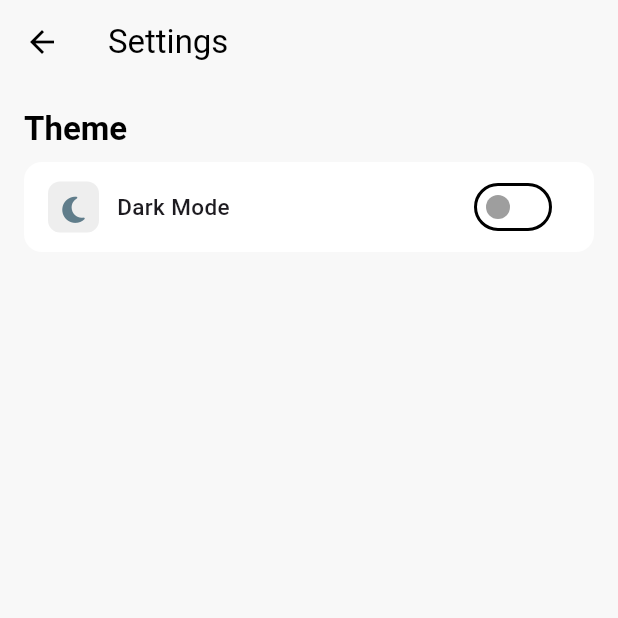
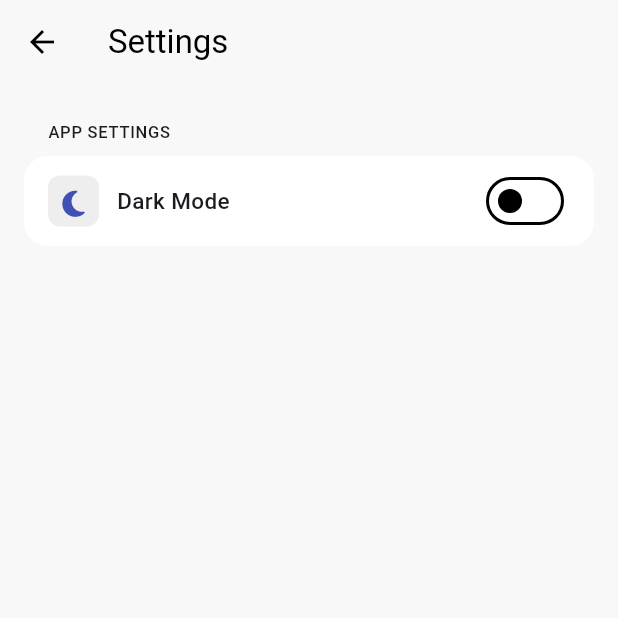
Before and after one commit to UNI-App-ariel/Barberly, a Flutter app: the SettingsPage screen opened directly, on a phone screen of 412 x 824 dp, the top half of it. Run offline on Flutter 3.47's test engine with Material 3 defaults, Android fonts, the light colour scheme and no system bars; our stand-ins replace cached_network_image, cloud_firestore, firebase_auth, firebase_core, firebase_storage, flutter_bloc and 9 more; missing offline and left inert: flutter_facebook_auth, svg_flutter; accounts and stored records are empty.

Commit message:
UI touchups

```diff
--- a/lib/core/common/widgets/settings_list_container.dart
+++ b/lib/core/common/widgets/settings_list_container.dart
@@ -3,16 +3,37 @@ import 'package:flutter/material.dart';
 class SettingsListContainer extends StatelessWidget {
   final List<Widget> tiles;
   final double dividerIndent;
+  final String? header;
+  final String? footer;
 
   const SettingsListContainer({
     super.key,
     required this.tiles,
     this.dividerIndent = 16.0, // Default divider indent
+    this.header,
+    this.footer,
   });
 
   @override
   Widget build(BuildContext context) {
-    return Container(
+    return Column(
+      children: [
+        // header
+        if (header != null)
+          Padding(
+            padding: const EdgeInsets.symmetric(horizontal: 16, vertical: 8),
+            child: Row(
+              children: [
+                Text(
+                  header!,
+                  style: Theme.of(context).textTheme.labelSmall,
+                ),
+              ],
+            ),
+          ),
+
+        // list
+        Container(
           width: double.infinity,
           decoration: BoxDecoration(
             color: Theme.of(context).colorScheme.surface,
@@ -21,6 +42,8 @@ class SettingsListContainer extends StatelessWidget {
           child: Column(
             children: _buildTileList(context),
           ),
+        ),
+      ],
     );
   }
 
--- a/lib/features/profile/presentation/pages/profile_page.dart
+++ b/lib/features/profile/presentation/pages/profile_page.dart
@@ -4,7 +4,6 @@ import 'package:flutter/material.dart';
 import 'package:flutter_bloc/flutter_bloc.dart';
 import 'package:font_awesome_flutter/font_awesome_flutter.dart';
 import 'package:uni_app/core/common/statemangment/bloc/app_user/app_user_bloc.dart';
-import 'package:uni_app/core/common/statemangment/cubit/theme_cubit.dart';
 import 'package:uni_app/core/common/widgets/my_button.dart';
 import 'package:uni_app/core/common/widgets/my_list_tile.dart';
 import 'package:uni_app/core/common/widgets/settings_list_container.dart';
--- a/lib/features/profile/presentation/pages/settings_page.dart
+++ b/lib/features/profile/presentation/pages/settings_page.dart
@@ -3,8 +3,7 @@ import 'package:flutter_bloc/flutter_bloc.dart';
 import 'package:font_awesome_flutter/font_awesome_flutter.dart';
 import 'package:uni_app/core/common/statemangment/cubit/theme_cubit.dart';
 import 'package:uni_app/core/common/widgets/my_list_tile.dart';
-import 'package:uni_app/features/auth/domain/entities/user.dart';
-import 'package:uni_app/features/auth/presentation/bloc/auth/auth_bloc.dart';
+import 'package:uni_app/core/common/widgets/settings_list_container.dart';
 
 class SettingsPage extends StatefulWidget {
   const SettingsPage({super.key});
@@ -14,16 +13,6 @@ class SettingsPage extends StatefulWidget {
 }
 
 class _SettingsPageState extends State<SettingsPage> {
-  MyUser? _user;
-
-  @override
-  void initState() {
-    super.initState();
-
-    // get uesr
-    _user = context.read<AuthBloc>().currentUser;
-  }
-
   @override
   Widget build(BuildContext context) {
     return Scaffold(
@@ -35,95 +24,31 @@ class _SettingsPageState extends State<SettingsPage> {
   }
 
   Widget _buildBody() {
-    if (_user != null) {
-      if (_user!.role == 'customer') {
-        return _buildCustomerSettings();
-      } else if (_user!.role == 'owner') {
-        return _buildOwnerSettings();
-      } else if (_user!.role == 'admin') {
-        return _buildAdminSettings();
-      }
-    }
-    return const Center(
-      child: Text(''),
-    );
-  }
-
-  Widget _buildCustomerSettings() {
-    return Column(
-      children: [
-        // const Center(child: Text('Customer settings')),
-        _buildThemeSection(),
-      ],
-    );
-  }
-
-  Widget _buildOwnerSettings() {
-    return Column(
-      children: [
-        // const Center(child: Text('Owner settings')),
-        _buildThemeSection(),
-      ],
-    );
-  }
-
-  Widget _buildAdminSettings() {
-    return Column(
-      children: [
-        const Center(child: Text('Admin settings')),
-        _buildThemeSection(),
-      ],
-    );
-  }
-
-  Widget _buildThemeSection() {
-    return Column(
-      crossAxisAlignment: CrossAxisAlignment.start,
-      children: [
-        // Section Header (Outside the Card)
-        Padding(
-          padding: const EdgeInsets.fromLTRB(16, 16, 16, 8),
-          child: Text(
-            'Theme',
-            style: Theme.of(context).textTheme.titleLarge?.copyWith(
-                  fontWeight: FontWeight.bold,
-                  color: Theme.of(context).colorScheme.onBackground,
+    return Padding(
+      padding: const EdgeInsets.all(16),
+      child: Column(
+        children: [
+          SettingsListContainer(
+            header: 'APP SETTINGS',
+            tiles: [
+              MySettingsTile(
+                title: 'Dark Mode',
+                leading: const Icon(
+                  FontAwesomeIcons.solidMoon,
+                  size: 20,
+                  color: Colors.indigo,
                 ),
+                trailing: Switch.adaptive(
+                  value: context.watch<ThemeCubit>().state == ThemeMode.dark,
+                  onChanged: (value) {
+                    context.read<ThemeCubit>().toggleTheme();
+                  },
+                  activeColor: Theme.of(context).colorScheme.primary,
+                ),
+              ),
+            ],
           ),
-        ),
-
-        // Grey Card for the Toggle Button
-        Card(
-          margin: const EdgeInsets.symmetric(horizontal: 16),
-          color: Theme.of(context).colorScheme.surface,
-          elevation: 0, // No shadow for a flat design
-          shape: RoundedRectangleBorder(
-            borderRadius: BorderRadius.circular(12), // Rounded corners
-          ),
-          child: _buildDarkModeToggle(),
-        ),
-      ],
-    );
-  }
-
-  Widget _buildDarkModeToggle() {
-    return MySettingsTile(
-      title: 'Dark Mode',
-      leading: const FaIcon(
-        FontAwesomeIcons.solidMoon,
-        size: 20, // Slightly larger icon
-        color: Colors.blueGrey, // Custom icon color
-      ),
-      trailing: Padding(
-        padding: const EdgeInsets.symmetric(horizontal: 8.0), // Add padding
-        child: Switch.adaptive(
-          value: context.watch<ThemeCubit>().state == ThemeMode.dark,
-          onChanged: (value) {
-            context.read<ThemeCubit>().toggleTheme();
-          },
-          activeColor: Colors.green, // Custom active color
-          inactiveThumbColor: Colors.grey, // Custom inactive color
-        ),
+        ],
       ),
     );
   }
```
Also changed, not shown: 3 other files. Lines whose indentation alone changed are shown as unchanged.
